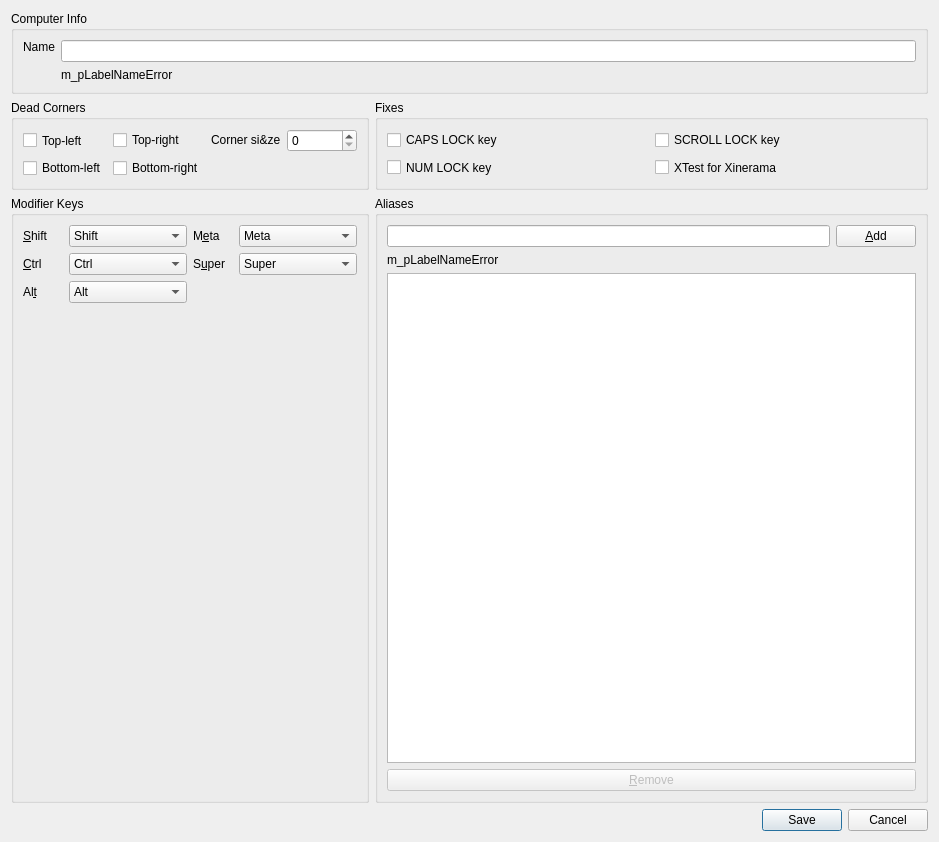
deskflow/deskflow, file src/lib/gui/dialogs/ScreenSettingsDialog.ui: the form before one commit.
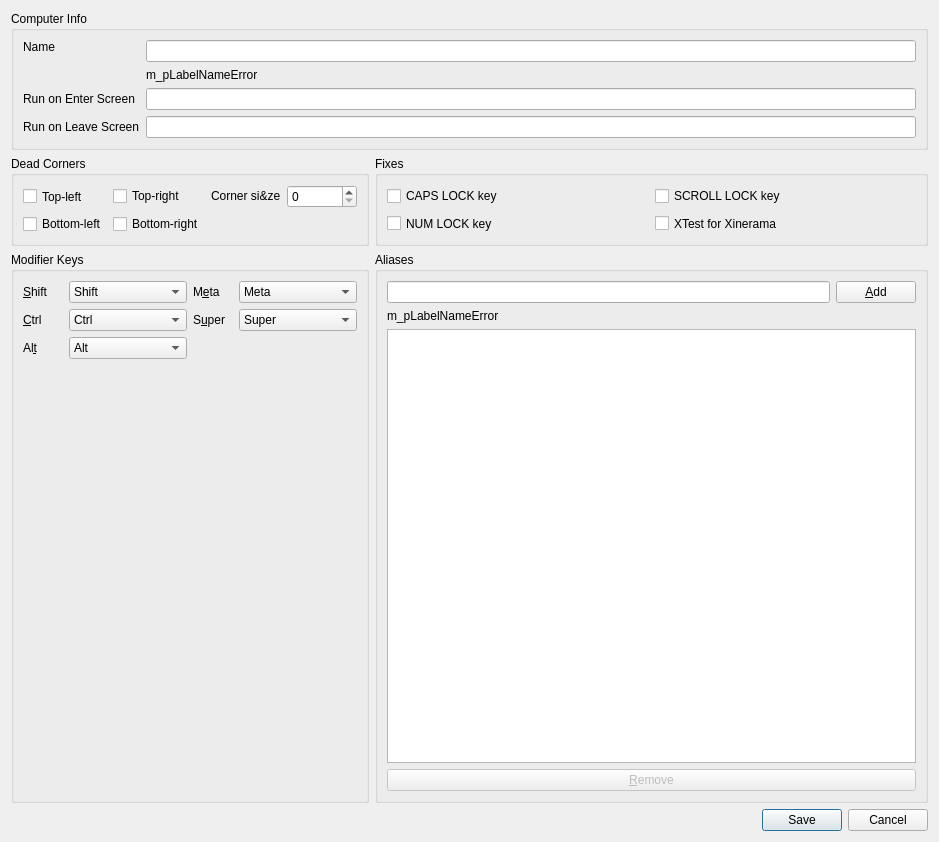
The form after the commit.

Commit message: Add new fields for Computer Settin on the UI

The edit to the form file:
```diff
--- a/src/lib/gui/dialogs/ScreenSettingsDialog.ui
+++ b/src/lib/gui/dialogs/ScreenSettingsDialog.ui
@@ -663,6 +663,26 @@
         </property>
        </widget>
       </item>
+      <item row="2" column="0">
+       <widget class="QLabel" name="label_8">
+        <property name="text">
+         <string>Run on Enter Screen</string>
+        </property>
+       </widget>
+      </item>
+      <item row="2" column="1">
+       <widget class="QLineEdit" name="m_runEnterScreen"/>
+      </item>
+      <item row="3" column="0">
+       <widget class="QLabel" name="label_9">
+        <property name="text">
+         <string>Run on Leave Screen</string>
+        </property>
+       </widget>
+      </item>
+      <item row="3" column="1">
+       <widget class="QLineEdit" name="m_runLeaveScreen"/>
+      </item>
      </layout>
     </widget>
    </item>
```
